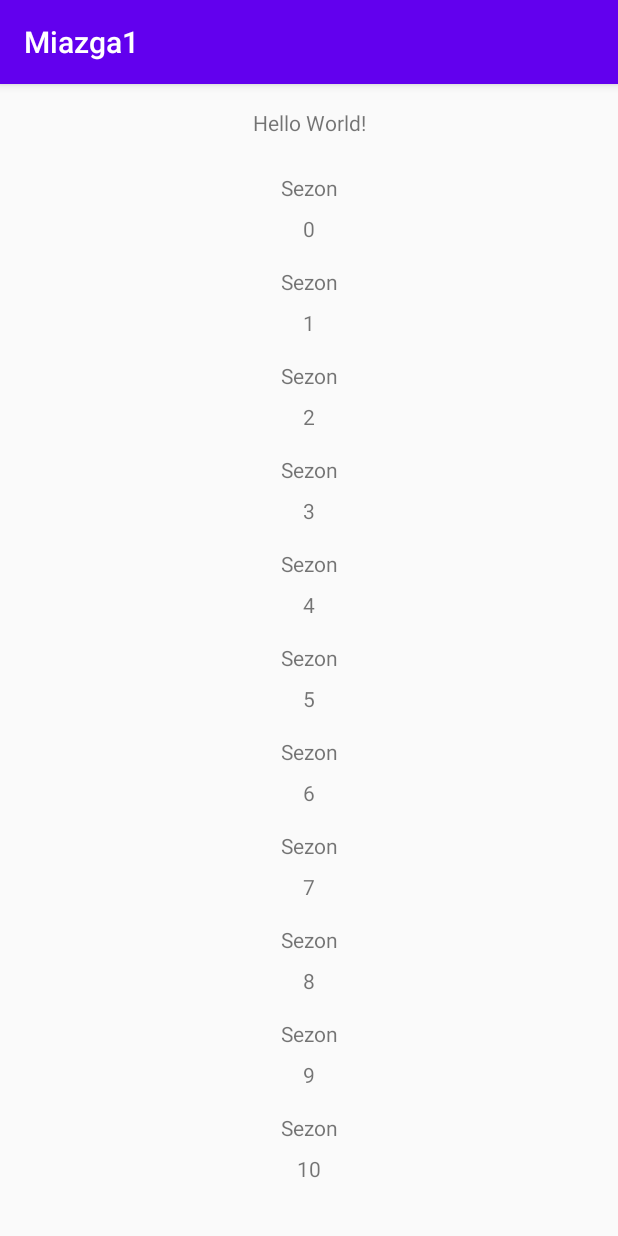
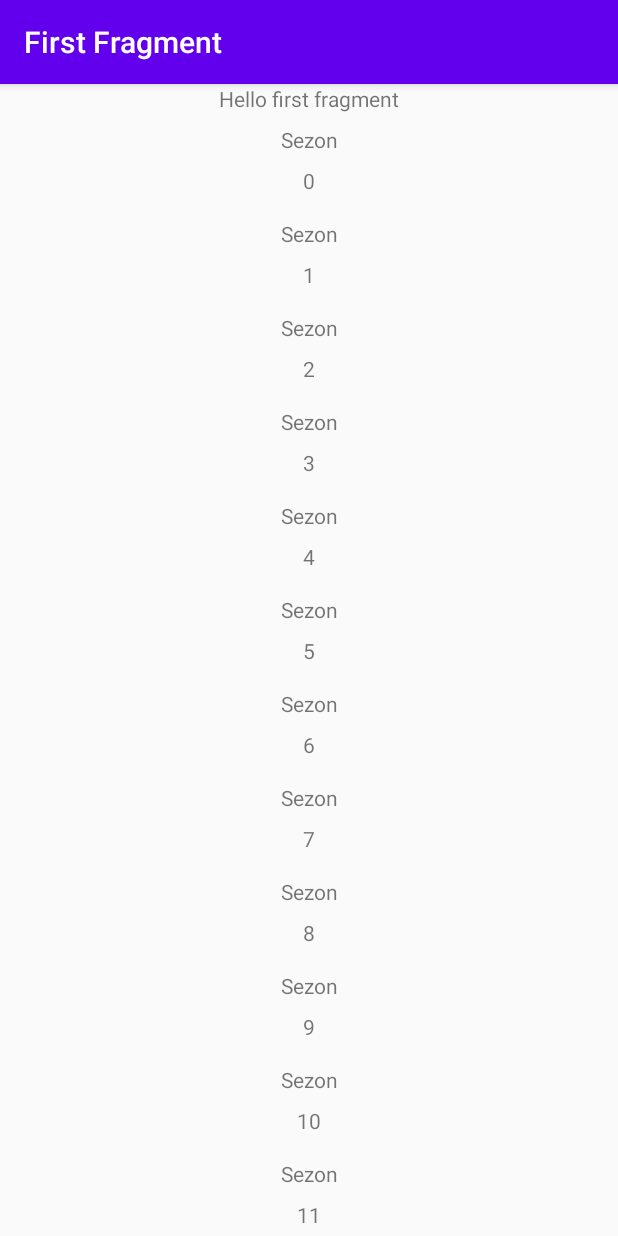
Before and after one commit to maciejprogramuje/Miazga1, an Android app: the screen it shows after launch (MainActivity before the commit, SeasonActivity after it), on a phone screen of 412 x 824 dp. Run offline under Robolectric (Android 15) with nearby library versions, the phone set to English and light mode, and no system bars; our stand-ins replace navigation-ui.

Commit message:
dwa fragmenty

```diff
--- a/app/src/main/AndroidManifest.xml
+++ b/app/src/main/AndroidManifest.xml
@@ -14,8 +14,10 @@
         android:theme="@style/Theme.Miazga1"
         tools:targetApi="31">
         <activity
-            android:name=".MainActivity"
-            android:exported="true">
+            android:name=".SeasonActivity"
+            android:exported="true"
+            android:label="@string/title_activity_season"
+            android:theme="@style/Theme.Miazga1.NoActionBar">
             <intent-filter>
                 <action android:name="android.intent.action.MAIN" />
 
--- /dev/null
+++ b/app/src/main/java/com/facebook/maciejprogramuje/miazga1/FirstFragment.java
@@ -0,0 +1,58 @@
+package com.facebook.maciejprogramuje.miazga1;
+
+import android.os.Bundle;
+import androidx.recyclerview.widget.LinearLayoutManager;
+import androidx.recyclerview.widget.RecyclerView;
+import android.view.LayoutInflater;
+import android.view.View;
+import android.view.ViewGroup;
+
+import androidx.annotation.NonNull;
+import androidx.fragment.app.Fragment;
+
+import com.facebook.maciejprogramuje.miazga1.common.SeasonAdapter;
+import com.facebook.maciejprogramuje.miazga1.databinding.FragmentFirstBinding;
+import com.facebook.maciejprogramuje.miazga1.model.Season;
+
+import java.util.ArrayList;
+import java.util.List;
+
+public class FirstFragment extends Fragment {
+    private RecyclerView seasonRecyclerView;
+    private FragmentFirstBinding binding;
+
+    @Override
+    public View onCreateView(LayoutInflater inflater, ViewGroup container, Bundle savedInstanceState) {
+        binding = FragmentFirstBinding.inflate(inflater, container, false);
+        return binding.getRoot();
+    }
+
+    public void onViewCreated(@NonNull View view, Bundle savedInstanceState) {
+        super.onViewCreated(view, savedInstanceState);
+
+        List<Season> seasons = new ArrayList<>();
+        for (int i = 0; i < 100; i++) {
+            seasons.add(new Season(i));
+        }
+
+        seasonRecyclerView = view.findViewById(R.id.season_recycler_view);
+        seasonRecyclerView.setLayoutManager(new LinearLayoutManager(view.getContext()));
+        SeasonAdapter seasonAdapter = new SeasonAdapter(view.getContext(), seasons);
+        seasonRecyclerView.setAdapter(seasonAdapter);
+
+        /*binding.buttonFirst.setOnClickListener(new View.OnClickListener() {
+            @Override
+            public void onClick(View view) {
+                NavHostFragment.findNavController(FirstFragment.this)
+                        .navigate(R.id.action_FirstFragment_to_SecondFragment);
+            }
+        });*/
+    }
+
+    @Override
+    public void onDestroyView() {
+        super.onDestroyView();
+        binding = null;
+    }
+
+}
--- a/app/src/main/java/com/facebook/maciejprogramuje/miazga1/MainActivity.java
+++ /dev/null
@@ -1,33 +0,0 @@
-package com.facebook.maciejprogramuje.miazga1;
-
-import android.support.v7.app.AppCompatActivity;
-import android.os.Bundle;
-import android.support.v7.widget.LinearLayoutManager;
-import android.support.v7.widget.RecyclerView;
-
-import com.facebook.maciejprogramuje.miazga1.common.SeasonAdapter;
-import com.facebook.maciejprogramuje.miazga1.model.Season;
-
-import java.util.ArrayList;
-import java.util.List;
-
-public class MainActivity extends AppCompatActivity {
-    RecyclerView seasonRecyclerView;
-
-    @Override
-    protected void onCreate(Bundle savedInstanceState) {
-        super.onCreate(savedInstanceState);
-
-        setContentView(R.layout.activity_main);
-
-        List<Season> seasons = new ArrayList<>();
-        for (int i = 0; i < 100; i++) {
-            seasons.add(new Season(i));
-        }
-
-        seasonRecyclerView = findViewById(R.id.season_recycler_view);
-        seasonRecyclerView.setLayoutManager(new LinearLayoutManager(this));
-        SeasonAdapter seasonAdapter = new SeasonAdapter(this, seasons);
-        seasonRecyclerView.setAdapter(seasonAdapter);
-    }
-}
--- /dev/null
+++ b/app/src/main/java/com/facebook/maciejprogramuje/miazga1/SeasonActivity.java
@@ -0,0 +1,38 @@
+package com.facebook.maciejprogramuje.miazga1;
+
+import android.os.Bundle;
+
+import androidx.appcompat.app.AppCompatActivity;
+
+import androidx.navigation.NavController;
+import androidx.navigation.Navigation;
+import androidx.navigation.ui.AppBarConfiguration;
+import androidx.navigation.ui.NavigationUI;
+
+import com.facebook.maciejprogramuje.miazga1.databinding.ActivitySeasonBinding;
+
+public class SeasonActivity extends AppCompatActivity {
+    private AppBarConfiguration appBarConfiguration;
+    private ActivitySeasonBinding binding;
+
+    @Override
+    protected void onCreate(Bundle savedInstanceState) {
+        super.onCreate(savedInstanceState);
+
+        binding = ActivitySeasonBinding.inflate(getLayoutInflater());
+        setContentView(binding.getRoot());
+
+        setSupportActionBar(binding.toolbar);
+
+        NavController navController = Navigation.findNavController(this, R.id.nav_host_fragment_content_season);
+        appBarConfiguration = new AppBarConfiguration.Builder(navController.getGraph()).build();
+        NavigationUI.setupActionBarWithNavController(this, navController, appBarConfiguration);
+    }
+
+    @Override
+    public boolean onSupportNavigateUp() {
+        NavController navController = Navigation.findNavController(this, R.id.nav_host_fragment_content_season);
+        return NavigationUI.navigateUp(navController, appBarConfiguration)
+                || super.onSupportNavigateUp();
+    }
+}
--- a/app/src/main/java/com/facebook/maciejprogramuje/miazga1/viewholder/SeasonItemViewHolder.java
+++ b/app/src/main/java/com/facebook/maciejprogramuje/miazga1/viewholder/SeasonItemViewHolder.java
@@ -1,12 +1,12 @@
 package com.facebook.maciejprogramuje.miazga1.viewholder;
 
 import android.annotation.SuppressLint;
-import android.support.v7.widget.RecyclerView;
+
+import androidx.recyclerview.widget.RecyclerView;
 import android.view.View;
 import android.widget.TextView;
 import android.widget.Toast;
 
-import com.facebook.maciejprogramuje.miazga1.MainActivity;
 import com.facebook.maciejprogramuje.miazga1.R;
 import com.facebook.maciejprogramuje.miazga1.model.Season;
 
@@ -17,14 +17,17 @@ public class SeasonItemViewHolder extends RecyclerView.ViewHolder {
         super(itemView);
         seasonNumberTextView = itemView.findViewById(R.id.seasonNumberTextView);
 
-        itemView.setOnClickListener(new View.OnClickListener() {
-            @Override
-            public void onClick(View view) {
-                Toast.makeText(view.getContext(),
-                                "Clicked Season No." + seasonNumberTextView.getText(),
-                                Toast.LENGTH_SHORT)
-                        .show();
-            }
+        itemView.setOnClickListener(view -> {
+            Toast.makeText(view.getContext(),
+                            "Clicked Season No." + seasonNumberTextView.getText(),
+                            Toast.LENGTH_SHORT)
+                    .show();
+
+            /*NavHostFragment.findNavController( FirstFragment.this)
+                    .navigate(R.id.action_FirstFragment_to_SecondFragment);*/
+
+            /*NavHostFragment.findNavController( FirstFragment.this)
+                    .navigate(R.id.action_FirstFragment_to_SecondFragment);*/
         });
     }
 
--- /dev/null
+++ b/app/src/main/res/layout/activity_season.xml
@@ -0,0 +1,26 @@
+<?xml version="1.0" encoding="utf-8"?>
+<androidx.coordinatorlayout.widget.CoordinatorLayout
+    xmlns:android="http://schemas.android.com/apk/res/android"
+    xmlns:app="http://schemas.android.com/apk/res-auto"
+    xmlns:tools="http://schemas.android.com/tools"
+    android:layout_width="match_parent"
+    android:layout_height="match_parent"
+    tools:context=".SeasonActivity">
+
+    <com.google.android.material.appbar.AppBarLayout
+        android:layout_height="wrap_content"
+        android:layout_width="match_parent"
+        android:theme="@style/Theme.Miazga1.AppBarOverlay">
+
+        <androidx.appcompat.widget.Toolbar
+            android:id="@+id/toolbar"
+            android:layout_width = "match_parent"
+            android:background="?attr/colorPrimary"
+            app:popupTheme="@style/Theme.Miazga1.PopupOverlay"
+            android:layout_height = "?attr/actionBarSize" />
+
+  </com.google.android.material.appbar.AppBarLayout>
+
+  <include layout="@layout/content_season"/>
+
+  </androidx.coordinatorlayout.widget.CoordinatorLayout>
--- /dev/null
+++ b/app/src/main/res/layout/content_season.xml
@@ -0,0 +1,20 @@
+<?xml version="1.0" encoding="utf-8"?>
+<androidx.constraintlayout.widget.ConstraintLayout
+    xmlns:android="http://schemas.android.com/apk/res/android"
+    xmlns:app="http://schemas.android.com/apk/res-auto"
+    android:layout_width="match_parent"
+    android:layout_height="match_parent"
+    app:layout_behavior="@string/appbar_scrolling_view_behavior">
+
+    <fragment
+        android:id="@+id/nav_host_fragment_content_season"
+        android:name="androidx.navigation.fragment.NavHostFragment"
+        android:layout_width="0dp"
+        android:layout_height="0dp"
+        app:layout_constraintStart_toStartOf="parent"
+        app:layout_constraintEnd_toEndOf="parent"
+        app:layout_constraintTop_toTopOf="parent"
+        app:layout_constraintBottom_toBottomOf="parent"
+        app:defaultNavHost="true"
+        app:navGraph="@navigation/nav_graph" />
+</androidx.constraintlayout.widget.ConstraintLayout>
--- a/app/src/main/res/layout/activity_main.xml
+++ b/app/src/main/res/layout/fragment_first.xml
@@ -1,32 +1,30 @@
 <?xml version="1.0" encoding="utf-8"?>
-<android.support.constraint.ConstraintLayout xmlns:android="http://schemas.android.com/apk/res/android"
+<androidx.constraintlayout.widget.ConstraintLayout xmlns:android="http://schemas.android.com/apk/res/android"
     xmlns:app="http://schemas.android.com/apk/res-auto"
     xmlns:tools="http://schemas.android.com/tools"
     android:layout_width="match_parent"
     android:layout_height="match_parent"
-    tools:context=".MainActivity">
+    tools:context=".FirstFragment">
 
     <TextView
-        android:id="@+id/textView"
+        android:id="@+id/textview_first"
         android:layout_width="wrap_content"
-        android:layout_height="19dp"
-        android:layout_marginTop="16dp"
-        android:text="Hello World!"
+        android:layout_height="wrap_content"
+        android:text="@string/hello_first_fragment"
         app:layout_constraintEnd_toEndOf="parent"
         app:layout_constraintStart_toStartOf="parent"
         app:layout_constraintTop_toTopOf="parent" />
 
-    <android.support.v7.widget.RecyclerView
+    <androidx.recyclerview.widget.RecyclerView
         android:id="@+id/season_recycler_view"
         android:layout_width="0dp"
         android:layout_height="0dp"
-        android:layout_marginStart="16dp"
-        android:layout_marginTop="16dp"
-        android:layout_marginEnd="16dp"
-        android:layout_marginBottom="16dp"
         app:layout_constraintBottom_toBottomOf="parent"
         app:layout_constraintEnd_toEndOf="parent"
         app:layout_constraintStart_toStartOf="parent"
-        app:layout_constraintTop_toBottomOf="@+id/textView" />
+        app:layout_constraintTop_toBottomOf="@+id/textview_first" />
 
-</android.support.constraint.ConstraintLayout>
+    <!--<Button
+        android:id="@+id/button_first"-->
+
+</androidx.constraintlayout.widget.ConstraintLayout>
--- /dev/null
+++ b/app/src/main/res/navigation/nav_graph.xml
@@ -0,0 +1,28 @@
+<?xml version="1.0" encoding="utf-8"?>
+<navigation xmlns:android="http://schemas.android.com/apk/res/android"
+    xmlns:app="http://schemas.android.com/apk/res-auto"
+    xmlns:tools="http://schemas.android.com/tools"
+    android:id="@+id/nav_graph"
+    app:startDestination="@id/FirstFragment">
+
+    <fragment
+        android:id="@+id/FirstFragment"
+        android:name="com.facebook.maciejprogramuje.miazga1.FirstFragment"
+        android:label="@string/first_fragment_label"
+        tools:layout="@layout/fragment_first" >
+
+        <action
+            android:id="@+id/action_FirstFragment_to_SecondFragment"
+            app:destination="@id/SecondFragment" />
+    </fragment>
+    <fragment
+        android:id="@+id/SecondFragment"
+        android:name="com.facebook.maciejprogramuje.miazga1.SecondFragment"
+        android:label="@string/second_fragment_label"
+        tools:layout="@layout/fragment_second" >
+
+        <action
+            android:id="@+id/action_SecondFragment_to_FirstFragment"
+            app:destination="@id/FirstFragment" />
+    </fragment>
+</navigation>
--- /dev/null
+++ b/app/src/main/res/values-land/dimens.xml
@@ -0,0 +1,3 @@
+<resources>
+      <dimen name="fab_margin">48dp</dimen>
+   </resources>
--- /dev/null
+++ b/app/src/main/res/values-w1240dp/dimens.xml
@@ -0,0 +1,3 @@
+<resources>
+      <dimen name="fab_margin">200dp</dimen>
+   </resources>
--- /dev/null
+++ b/app/src/main/res/values-w600dp/dimens.xml
@@ -0,0 +1,3 @@
+<resources>
+      <dimen name="fab_margin">48dp</dimen>
+   </resources>
--- /dev/null
+++ b/app/src/main/res/values/dimens.xml
@@ -0,0 +1,3 @@
+<resources>
+      <dimen name="fab_margin">16dp</dimen>
+   </resources>
--- a/app/src/main/res/values/strings.xml
+++ b/app/src/main/res/values/strings.xml
@@ -1,3 +1,12 @@
 <resources>
     <string name="app_name">Miazga1</string>
+    <string name="title_activity_season">SeasonActivity</string>
+    <!-- Strings used for fragments for navigation -->
+    <string name="first_fragment_label">First Fragment</string>
+    <string name="second_fragment_label">Second Fragment</string>
+    <string name="next">Next</string>
+    <string name="previous">Previous</string>
+
+    <string name="hello_first_fragment">Hello first fragment</string>
+    <string name="hello_second_fragment">Hello second fragment. Arg: %1$s</string>
 </resources>
--- a/app/src/main/res/values/themes.xml
+++ b/app/src/main/res/values/themes.xml
@@ -7,4 +7,10 @@
         <item name="colorAccent">@color/teal_200</item>
         <!-- Customize your theme here. -->
     </style>
+    <style name="Theme.Miazga1.NoActionBar">
+        <item name="windowActionBar">false</item>
+        <item name="windowNoTitle">true</item>
+    </style>
+    <style name="Theme.Miazga1.AppBarOverlay" parent="ThemeOverlay.AppCompat.Dark.ActionBar" />
+    <style name="Theme.Miazga1.PopupOverlay" parent="ThemeOverlay.AppCompat.Light" />
 </resources>
```
Also changed, not shown: app/build.gradle (+12 -6 lines), app/src/main/java/com/facebook/maciejprogramuje/miazga1/SecondFragment.java (added, +46 -0 lines), app/src/main/res/layout/fragment_second.xml (added, +30 -0 lines).
